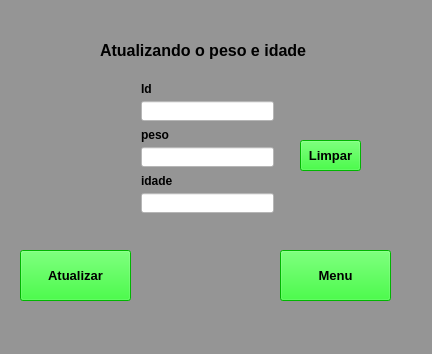
Before: the Qt Designer form tela_de_atualizacao.ui in FearmasterATX/projeto_gym_helper, drawn with Qt 5.
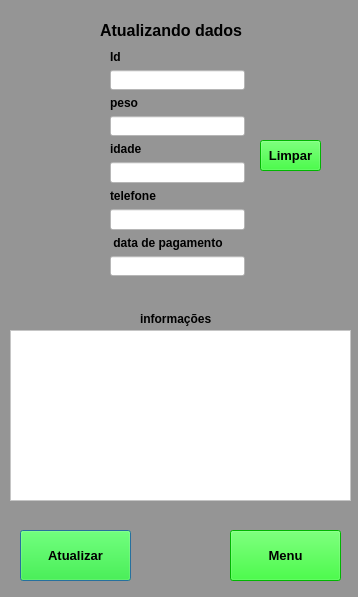
After: the same form once the commit is applied.

Commit message: forma mudadas as telas no QT.

Diff of the .ui file:
```diff
--- a/tela_de_atualizacao.ui
+++ b/tela_de_atualizacao.ui
@@ -6,8 +6,8 @@
    <rect>
     <x>0</x>
     <y>0</y>
-    <width>432</width>
-    <height>354</height>
+    <width>358</width>
+    <height>597</height>
    </rect>
   </property>
   <property name="windowTitle">
@@ -16,61 +16,12 @@
   <property name="styleSheet">
    <string notr="true">background-color: rgb(149, 149, 149);</string>
   </property>
-  <widget class="QDialogButtonBox" name="buttonBox">
-   <property name="geometry">
-    <rect>
-     <x>10</x>
-     <y>440</y>
-     <width>621</width>
-     <height>32</height>
-    </rect>
-   </property>
-   <property name="orientation">
-    <enum>Qt::Horizontal</enum>
-   </property>
-   <property name="standardButtons">
-    <set>QDialogButtonBox::Cancel|QDialogButtonBox::Ok</set>
-   </property>
-  </widget>
-  <widget class="QLabel" name="label_2">
-   <property name="geometry">
-    <rect>
-     <x>141</x>
-     <y>127</y>
-     <width>29</width>
-     <height>16</height>
-    </rect>
-   </property>
-   <property name="font">
-    <font>
-     <pointsize>9</pointsize>
-     <weight>75</weight>
-     <bold>true</bold>
-    </font>
-   </property>
-   <property name="text">
-    <string>peso</string>
-   </property>
-  </widget>
-  <widget class="QLineEdit" name="lineEdit_2">
-   <property name="geometry">
-    <rect>
-     <x>141</x>
-     <y>147</y>
-     <width>133</width>
-     <height>20</height>
-    </rect>
-   </property>
-   <property name="styleSheet">
-    <string notr="true">background-color: rgb(255, 255, 255);</string>
-   </property>
-  </widget>
   <widget class="QLabel" name="label_4">
    <property name="geometry">
     <rect>
      <x>100</x>
-     <y>30</y>
-     <width>221</width>
+     <y>10</y>
+     <width>161</width>
      <height>41</height>
     </rect>
    </property>
@@ -82,47 +33,14 @@
     </font>
    </property>
    <property name="text">
-    <string>Atualizando o peso e idade</string>
-   </property>
-  </widget>
-  <widget class="QLabel" name="label">
-   <property name="geometry">
-    <rect>
-     <x>141</x>
-     <y>81</y>
-     <width>34</width>
-     <height>16</height>
-    </rect>
-   </property>
-   <property name="font">
-    <font>
-     <pointsize>9</pointsize>
-     <weight>75</weight>
-     <bold>true</bold>
-    </font>
-   </property>
-   <property name="text">
-    <string>Id</string>
-   </property>
-  </widget>
-  <widget class="QLineEdit" name="lineEdit_3">
-   <property name="geometry">
-    <rect>
-     <x>141</x>
-     <y>193</y>
-     <width>133</width>
-     <height>20</height>
-    </rect>
-   </property>
-   <property name="styleSheet">
-    <string notr="true">background-color: rgb(255, 255, 255);</string>
+    <string>Atualizando dados</string>
    </property>
   </widget>
   <widget class="QPushButton" name="pushButton_2">
    <property name="geometry">
     <rect>
      <x>20</x>
-     <y>250</y>
+     <y>530</y>
      <width>111</width>
      <height>51</height>
     </rect>
@@ -141,44 +59,11 @@
     <string>Atualizar</string>
    </property>
   </widget>
-  <widget class="QLabel" name="label_3">
-   <property name="geometry">
-    <rect>
-     <x>141</x>
-     <y>173</y>
-     <width>33</width>
-     <height>16</height>
-    </rect>
-   </property>
-   <property name="font">
-    <font>
-     <pointsize>9</pointsize>
-     <weight>75</weight>
-     <bold>true</bold>
-    </font>
-   </property>
-   <property name="text">
-    <string>idade</string>
-   </property>
-  </widget>
-  <widget class="QLineEdit" name="lineEdit">
-   <property name="geometry">
-    <rect>
-     <x>141</x>
-     <y>101</y>
-     <width>133</width>
-     <height>20</height>
-    </rect>
-   </property>
-   <property name="styleSheet">
-    <string notr="true">background-color: rgb(255, 255, 255);</string>
-   </property>
-  </widget>
   <widget class="QPushButton" name="pushButton_3">
    <property name="geometry">
     <rect>
-     <x>280</x>
-     <y>250</y>
+     <x>230</x>
+     <y>530</y>
      <width>111</width>
      <height>51</height>
     </rect>
@@ -200,7 +85,7 @@
   <widget class="QPushButton" name="pushButton_5">
    <property name="geometry">
     <rect>
-     <x>300</x>
+     <x>260</x>
      <y>140</y>
      <width>61</width>
      <height>31</height>
@@ -220,6 +105,156 @@
     <string>Limpar</string>
    </property>
   </widget>
+  <widget class="QTextEdit" name="textinformcoesat">
+   <property name="geometry">
+    <rect>
+     <x>10</x>
+     <y>330</y>
+     <width>341</width>
+     <height>171</height>
+    </rect>
+   </property>
+   <property name="styleSheet">
+    <string notr="true">background-color: rgb(255, 255, 255);</string>
+   </property>
+  </widget>
+  <widget class="QLabel" name="label_7">
+   <property name="geometry">
+    <rect>
+     <x>140</x>
+     <y>310</y>
+     <width>81</width>
+     <height>18</height>
+    </rect>
+   </property>
+   <property name="font">
+    <font>
+     <pointsize>9</pointsize>
+     <weight>75</weight>
+     <bold>true</bold>
+    </font>
+   </property>
+   <property name="text">
+    <string>informações </string>
+   </property>
+  </widget>
+  <widget class="QWidget" name="">
+   <property name="geometry">
+    <rect>
+     <x>110</x>
+     <y>50</y>
+     <width>135</width>
+     <height>226</height>
+    </rect>
+   </property>
+   <layout class="QGridLayout" name="gridLayout">
+    <item row="9" column="0">
+     <widget class="QLineEdit" name="linedatapgat">
+      <property name="styleSheet">
+       <string notr="true">background-color: rgb(255, 255, 255);</string>
+      </property>
+     </widget>
+    </item>
+    <item row="4" column="0">
+     <widget class="QLabel" name="label_3">
+      <property name="font">
+       <font>
+        <pointsize>9</pointsize>
+        <weight>75</weight>
+        <bold>true</bold>
+       </font>
+      </property>
+      <property name="text">
+       <string>idade</string>
+      </property>
+     </widget>
+    </item>
+    <item row="5" column="0">
+     <widget class="QLineEdit" name="lineEdit_3">
+      <property name="styleSheet">
+       <string notr="true">background-color: rgb(255, 255, 255);</string>
+      </property>
+     </widget>
+    </item>
+    <item row="2" column="0">
+     <widget class="QLabel" name="label_2">
+      <property name="font">
+       <font>
+        <pointsize>9</pointsize>
+        <weight>75</weight>
+        <bold>true</bold>
+       </font>
+      </property>
+      <property name="text">
+       <string>peso</string>
+      </property>
+     </widget>
+    </item>
+    <item row="3" column="0">
+     <widget class="QLineEdit" name="lineEdit_2">
+      <property name="styleSheet">
+       <string notr="true">background-color: rgb(255, 255, 255);</string>
+      </property>
+     </widget>
+    </item>
+    <item row="1" column="0">
+     <widget class="QLineEdit" name="lineEdit">
+      <property name="styleSheet">
+       <string notr="true">background-color: rgb(255, 255, 255);</string>
+      </property>
+     </widget>
+    </item>
+    <item row="8" column="0">
+     <widget class="QLabel" name="label_6">
+      <property name="font">
+       <font>
+        <pointsize>9</pointsize>
+        <weight>75</weight>
+        <bold>true</bold>
+       </font>
+      </property>
+      <property name="text">
+       <string> data de pagamento</string>
+      </property>
+     </widget>
+    </item>
+    <item row="6" column="0">
+     <widget class="QLabel" name="label_5">
+      <property name="font">
+       <font>
+        <pointsize>9</pointsize>
+        <weight>75</weight>
+        <bold>true</bold>
+       </font>
+      </property>
+      <property name="text">
+       <string>telefone</string>
+      </property>
+     </widget>
+    </item>
+    <item row="7" column="0">
+     <widget class="QLineEdit" name="linetelefoneat">
+      <property name="styleSheet">
+       <string notr="true">background-color: rgb(255, 255, 255);</string>
+      </property>
+     </widget>
+    </item>
+    <item row="0" column="0">
+     <widget class="QLabel" name="label">
+      <property name="font">
+       <font>
+        <pointsize>9</pointsize>
+        <weight>75</weight>
+        <bold>true</bold>
+       </font>
+      </property>
+      <property name="text">
+       <string>Id</string>
+      </property>
+     </widget>
+    </item>
+   </layout>
+  </widget>
  </widget>
  <resources/>
  <connections>
```
The commit also changes 2 other files.
